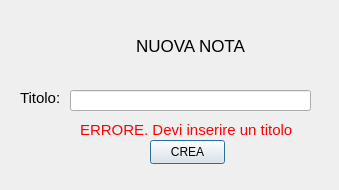
Old version of the form ui_files/NewNoteDialog.ui in the repository niccobarto/denote.
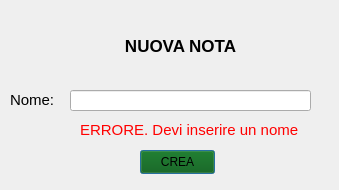
New version of the form.

Commit message: Altre modifiche alla GUI, aggiunto un Dialog per l'eliminazione della nota che verrà implementata in seguito

Patch:
```diff
--- a/ui_files/NewNoteDialog.ui
+++ b/ui_files/NewNoteDialog.ui
@@ -16,12 +16,15 @@
   <widget class="QPushButton" name="notecreationbutton">
    <property name="geometry">
     <rect>
-     <x>150</x>
-     <y>140</y>
+     <x>140</x>
+     <y>150</y>
      <width>75</width>
      <height>24</height>
     </rect>
    </property>
+   <property name="styleSheet">
+    <string notr="true">background-color:rgb(0, 85, 0)</string>
+   </property>
    <property name="text">
     <string>CREA</string>
    </property>
@@ -29,10 +32,10 @@
   <widget class="QLabel" name="label_2">
    <property name="geometry">
     <rect>
-     <x>20</x>
+     <x>10</x>
      <y>90</y>
-     <width>41</width>
-     <height>16</height>
+     <width>51</width>
+     <height>20</height>
     </rect>
    </property>
    <property name="font">
@@ -41,7 +44,7 @@
     </font>
    </property>
    <property name="text">
-    <string>Titolo:</string>
+    <string>Nome:</string>
    </property>
   </widget>
   <widget class="QLabel" name="errorcreationlabel">
@@ -65,7 +68,7 @@
     <string notr="true">color:red;</string>
    </property>
    <property name="text">
-    <string>ERRORE. Devi inserire un titolo</string>
+    <string>ERRORE. Devi inserire un nome</string>
    </property>
   </widget>
   <widget class="QLineEdit" name="notetitlebox">
@@ -81,7 +84,7 @@
   <widget class="QLabel" name="label">
    <property name="geometry">
     <rect>
-     <x>130</x>
+     <x>120</x>
      <y>30</y>
      <width>121</width>
      <height>31</height>
@@ -90,6 +93,7 @@
    <property name="font">
     <font>
      <pointsize>13</pointsize>
+     <bold>true</bold>
     </font>
    </property>
    <property name="text">
```
The commit also changes 4 other files.
